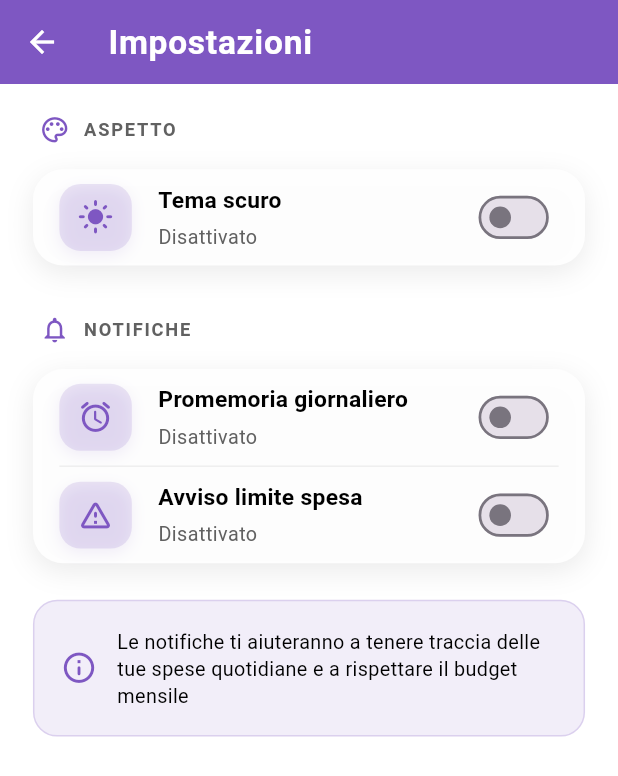
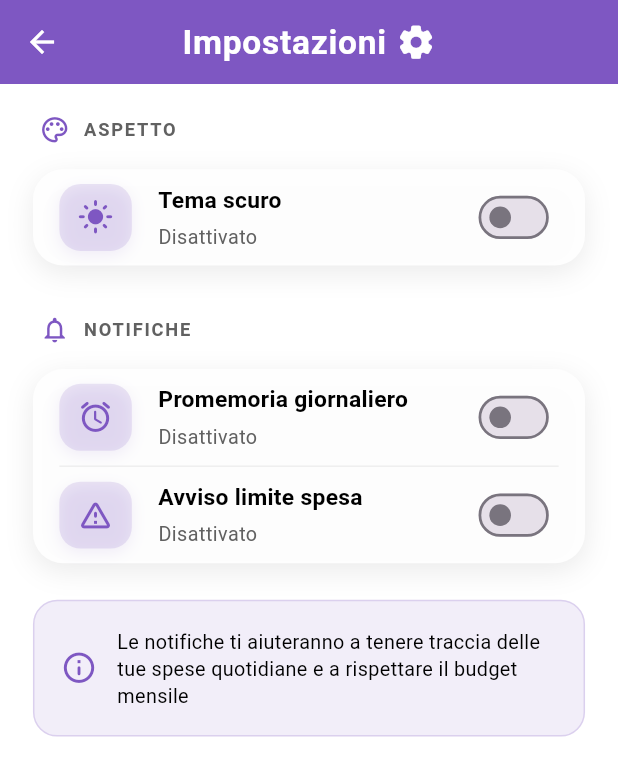
Before and after one commit to vittorspa-hash/expense_tracker, a Flutter app: the SettingsPage screen opened by its route, on a phone screen of 412 x 824 dp. Shown: the top 776 px of the screen. Run offline on Flutter 3.47's test engine with Material 3 defaults, Android fonts, the phone set to English and light mode, and no system bars; our stand-ins replace cloud_firestore, firebase_auth, firebase_core, fl_chart, flutter_local_notifications, flutter_screenutil and 6 more; accounts and stored records are empty.

Commit message:
edit appbar and refactor project

```diff
--- a/lib/components/auth/login_form.dart
+++ b/lib/components/auth/login_form.dart
@@ -246,7 +246,7 @@ class _LoginFormState extends State<LoginForm> {
                       height: 20.h,
                       width: 20.h,
                       child: CircularProgressIndicator(
-                        strokeWidth: 2.5,
+                        strokeWidth: 2.5.w,
                         valueColor: AlwaysStoppedAnimation<Color>(
                           AppColors.textLight,
                         ),
--- a/lib/components/home/home_content_list.dart
+++ b/lib/components/home/home_content_list.dart
@@ -22,7 +22,7 @@ import 'package:expense_tracker/utils/dialog_utils.dart';
 import 'package:expense_tracker/stores/expense_store.dart';
 import 'package:expense_tracker/utils/snackbar_utils.dart';
 import 'package:expense_tracker/theme/app_colors.dart';
-import 'package:expense_tracker/components/expense/expense_tile.dart';
+import 'package:expense_tracker/components/shared/expense_tile.dart';
 
 class HomeContentList extends StatelessWidget {
   final bool isDark; // 🌙 Tema attuale (dark / light)
--- /dev/null
+++ b/lib/components/shared/custom_appbar.dart
@@ -0,0 +1,177 @@
+// custom_app_bar.dart
+// AppBar personalizzata dell'app.
+// Supporta modalità normale e modalità selezione multipla.
+// Mostra titolo, sottotitolo opzionale, icona opzionale e azioni personalizzate.
+// Gestisce automaticamente lo stato dark/light e i colori del tema.
+
+import 'package:expense_tracker/theme/app_colors.dart';
+import 'package:flutter/material.dart';
+import 'package:flutter_screenutil/flutter_screenutil.dart';
+
+class CustomAppBar extends StatelessWidget implements PreferredSizeWidget {
+  final String title;
+  final String? subtitle;
+  final IconData? icon;
+  final bool isDark;
+  final bool isSelectionMode;
+  final int selectedCount;
+  final VoidCallback? onCancelSelection;
+  final VoidCallback? onDeleteSelected;
+  final Widget? leading;
+  final List<Widget>? actions;
+
+  const CustomAppBar({
+    super.key,
+    required this.title,
+    this.subtitle,
+    this.icon,
+    required this.isDark,
+    this.isSelectionMode = false,
+    this.selectedCount = 0,
+    this.onCancelSelection,
+    this.onDeleteSelected,
+    this.leading,
+    this.actions,
+  });
+
+  @override
+  Widget build(BuildContext context) {
+    return AppBar(
+      elevation: 0,
+      iconTheme: IconThemeData(
+        color: isDark ? AppColors.textDark : AppColors.textLight,
+      ),
+
+      // Leading personalizzato o pulsante di chiusura in modalità selezione
+      leading: isSelectionMode
+          ? IconButton(
+              icon: Icon(
+                Icons.close_rounded,
+                color: isDark ? AppColors.textDark : AppColors.textLight,
+                size: 26.sp,
+              ),
+              onPressed: onCancelSelection,
+            )
+          : leading,
+
+      // Titolo della AppBar:
+      // - mostra il numero di elementi selezionati in modalità selezione
+      // - altrimenti mostra il titolo standard
+      title: isSelectionMode
+          ? Text(
+              "$selectedCount ${selectedCount == 1 ? "selezionata" : "selezionate"}",
+              style: TextStyle(
+                color: isDark ? AppColors.textDark : AppColors.textLight,
+                fontWeight: FontWeight.w700,
+                fontSize: 20.sp,
+                letterSpacing: 0.5,
+              ),
+            )
+          : _buildTitle(),
+
+      // Centra sempre il titolo
+      centerTitle: true,
+
+      // Azioni della AppBar:
+      // - pulsante di eliminazione in modalità selezione
+      // - azioni personalizzate in modalità normale
+      actions: isSelectionMode
+          ? [
+              Container(
+                margin: EdgeInsets.only(right: 8.w),
+                decoration: BoxDecoration(
+                  color: AppColors.delete.withValues(alpha: 0.3),
+                  borderRadius: BorderRadius.circular(12.r),
+                ),
+                child: IconButton(
+                  icon: Icon(Icons.delete_rounded, size: 24.sp),
+                  color: AppColors.delete,
+                  onPressed: onDeleteSelected,
+                ),
+              ),
+            ]
+          : actions,
+
+      // Sfondo della AppBar con colore primario
+      flexibleSpace: Container(
+        decoration: BoxDecoration(color: AppColors.primary),
+      ),
+    );
+  }
+
+  // Costruisce il titolo della AppBar in modalità normale
+  // Supporta:
+  // - titolo con sottotitolo
+  // - titolo con icona opzionale
+  Widget _buildTitle() {
+    if (subtitle != null) {
+      return Column(
+        crossAxisAlignment: CrossAxisAlignment.center,
+        mainAxisSize: MainAxisSize.min,
+        children: [
+          Row(
+            mainAxisSize: MainAxisSize.min,
+            children: [
+              Text(
+                title,
+                style: TextStyle(
+                  color: isDark ? AppColors.textDark : AppColors.textLight,
+                  fontSize: 20.sp,
+                  fontWeight: FontWeight.w700,
+                  letterSpacing: 0.5,
+                ),
+              ),
+              if (icon != null) ...[
+                SizedBox(width: 6.w),
+                Icon(
+                  icon,
+                  size: 22.r,
+                  color: isDark ? AppColors.textDark : AppColors.textLight,
+                ),
+              ],
+            ],
+          ),
+          Text(
+            subtitle!,
+            style: TextStyle(
+              color: isDark
+                  ? AppColors.textDark.withValues(alpha: 0.85)
+                  : AppColors.textLight.withValues(alpha: 0.85),
+              fontSize: 12.sp,
+              fontWeight: FontWeight.w500,
+              letterSpacing: 0.3,
+            ),
+          ),
+        ],
+      );
+    }
+
+    // Titolo senza sottotitolo
+    return Row(
+      mainAxisSize: MainAxisSize.min,
+      children: [
+        Text(
+          title,
+          style: TextStyle(
+            color: isDark ? AppColors.textDark : AppColors.textLight,
+            fontSize: 22.sp,
+            fontWeight: FontWeight.w700,
+            letterSpacing: 0.5,
+          ),
+        ),
+        if (icon != null) ...[
+          SizedBox(width: 6.w),
+          Icon(
+            icon,
+            size: 26.r,
+            color: isDark ? AppColors.textDark : AppColors.textLight,
+          ),
+        ],
+      ],
+    );
+  }
+
+  // Altezza standard della AppBar
+  @override
+  Size get preferredSize => const Size.fromHeight(kToolbarHeight);
+}
--- a/lib/pages/settings_page.dart
+++ b/lib/pages/settings_page.dart
@@ -9,6 +9,7 @@
 // - Animazione fade-in iniziale
 // -----------------------------------------------------------------------------
 
+import 'package:expense_tracker/components/shared/custom_appbar.dart';
 import 'package:expense_tracker/utils/dialog_utils.dart';
 import 'package:expense_tracker/utils/fade_animation_mixin.dart';
 import 'package:flutter/material.dart';
@@ -56,23 +57,10 @@ class _SettingsPageState extends State<SettingsPage>
       // -------------------------------------------------------------------------
       // 🔝 APPBAR IMPOSTAZIONI
       // -------------------------------------------------------------------------
-      appBar: AppBar(
-        elevation: 0,
-        iconTheme: IconThemeData(
-          color: isDark ? AppColors.textDark : AppColors.textLight,
-        ),
-        title: Text(
-          "Impostazioni",
-          style: TextStyle(
-            color: isDark ? AppColors.textDark : AppColors.textLight,
-            fontSize: 22.sp,
-            fontWeight: FontWeight.w700,
-            letterSpacing: 0.5,
-          ),
-        ),
-        flexibleSpace: Container(
-          decoration: BoxDecoration(color: AppColors.primary),
-        ),
+      appBar: CustomAppBar(
+        title: "Impostazioni",
+        icon: Icons.settings_rounded,
+        isDark: isDark,
       ),
 
       // -------------------------------------------------------------------------
```
Also changed, not shown: lib/pages/days_page.dart (+17 -67 lines), lib/pages/home_page.dart (+8 -42 lines), lib/pages/months_page.dart (+8 -16 lines), lib/pages/profile_page.dart (+18 -23 lines), lib/pages/years_page.dart (+5 -15 lines), lib/components/shared/expense_tile.dart (renamed from lib/components/expense/expense_tile.dart), 3 other files.
